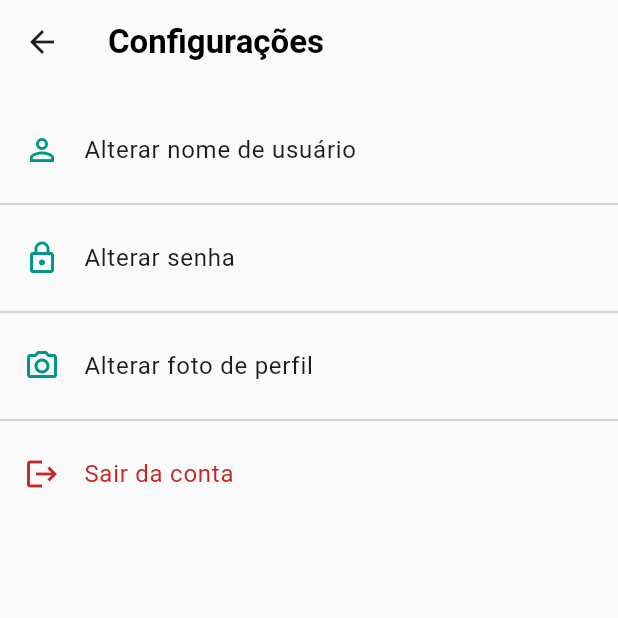
After one commit to nicolemartinsx/book-tracker, a Flutter app: the HomePage screen opened directly, item 4 of the bottom bar chosen, after a tap on the "settings" icon, on a phone screen of 412 x 824 dp, the top half of it. The commit adds this screen. Run offline on Flutter 3.47's test engine with Material 3 defaults, Android fonts, the light colour scheme and no system bars; our stand-ins replace cloud_firestore, firebase_auth, firebase_core, google_fonts, smooth_star_rating_null_safety; accounts and stored records are empty; network calls fail.

Commit message:
feat: profile and settings page (#1)

```diff
--- a/lib/app_bar.dart
+++ b/lib/app_bar.dart
@@ -2,26 +2,19 @@
 import 'package:flutter/material.dart';
 import 'package:google_fonts/google_fonts.dart';
 
-PreferredSizeWidget buildCustomAppBar(String title, [Function()? logout]) {
+PreferredSizeWidget buildCustomAppBar(String title) {
   return AppBar(
     centerTitle: true,
+    backgroundColor: Colors.grey[50],
     title: Row(
       mainAxisSize: MainAxisSize.min,
-      children: [
-        Icon(Icons.menu_book_sharp, color: Colors.black87, size: 30),
-        Text(' Book Tracker'),
-      ],
+      children: [Text('Book Tracker')],
     ),
     titleTextStyle: TextStyle(
       fontFamily: GoogleFonts.crimsonPro().fontFamily,
-      fontSize: 30,
+      fontSize: 32,
       fontWeight: FontWeight.bold,
       color: Colors.black87,
     ),
-
-    actions: [
-      if (logout != null)
-        IconButton(onPressed: logout, icon: Icon(Icons.output_outlined)),
-    ],
   );
 }
--- a/lib/pages/home_page.dart
+++ b/lib/pages/home_page.dart
@@ -1,11 +1,11 @@
 import 'package:book_tracker/app_bar.dart';
 import 'package:book_tracker/pages/estante_page.dart';
 import 'package:book_tracker/pages/feed_page.dart';
-import 'package:book_tracker/pages/login_page.dart';
+
 import 'package:book_tracker/pages/pesquisa_page.dart';
-import 'package:book_tracker/services/auth_service.dart';
+import 'package:book_tracker/pages/profile_page.dart';
+
 import 'package:flutter/material.dart';
-import 'package:provider/provider.dart';
 
 class HomePage extends StatefulWidget {
   const HomePage({super.key});
@@ -30,29 +30,20 @@ class _HomePageState extends State<HomePage> {
     });
   }
 
-  logout() async {
-    await context.read<AuthService>().logout();
-    Navigator.of(context).pushAndRemoveUntil(
-      MaterialPageRoute(builder: (context) => LoginPage()),
-      (Route<dynamic> route) => false,
-    );
-  }
-
   @override
   Widget build(BuildContext context) {
     return Scaffold(
-      appBar: buildCustomAppBar('Book Tracker', logout),
+      appBar: buildCustomAppBar('Book Tracker'),
       body: Container(
         color: Colors.grey[100],
         child: PageView(
           controller: pc,
           onPageChanged: setPaginaAtual,
-          children: [FeedPage(), SearchPage(), BookshelfPage()],
+          children: [FeedPage(), SearchPage(), BookshelfPage(), ProfilePage()],
         ),
       ),
 
       bottomNavigationBar: BottomNavigationBar(
-        backgroundColor: Colors.white,
         selectedItemColor: Colors.teal,
         unselectedItemColor: Colors.blueGrey[500],
         currentIndex: paginaAtual,
@@ -60,6 +51,11 @@ class _HomePageState extends State<HomePage> {
           BottomNavigationBarItem(icon: Icon(Icons.list), label: 'Feed'),
           BottomNavigationBarItem(icon: Icon(Icons.search), label: 'Pesquisa'),
           BottomNavigationBarItem(icon: Icon(Icons.shelves), label: 'Estante'),
+          BottomNavigationBarItem(
+            icon: Icon(Icons.person),
+            label: 'Perfil',
+            backgroundColor: Colors.grey[50],
+          ),
         ],
         onTap: (pagina) {
           pc.animateToPage(
--- /dev/null
+++ b/lib/pages/profile_page.dart
@@ -0,0 +1,84 @@
+import 'package:book_tracker/pages/settings_page.dart';
+
+import 'package:flutter/material.dart';
+
+class ProfilePage extends StatefulWidget {
+  const ProfilePage({super.key});
+
+  @override
+  State<ProfilePage> createState() => _ProfilePageState();
+}
+
+class _ProfilePageState extends State<ProfilePage> {
+  @override
+  Widget build(BuildContext context) {
+    return DefaultTabController(
+      length: 2,
+      child: Scaffold(
+        backgroundColor: Colors.grey[50],
+
+        body: Column(
+          crossAxisAlignment: CrossAxisAlignment.start,
+          children: [
+            Padding(
+              padding: const EdgeInsets.fromLTRB(25, 20, 25, 20),
+              child: Row(
+                children: [
+                  CircleAvatar(
+                    backgroundColor: Colors.teal,
+                    radius: 35,
+                    backgroundImage: NetworkImage(
+                      'https://cdn-icons-png.flaticon.com/512/847/847969.png',
+                    ),
+                  ),
+                  SizedBox(width: 20),
+                  Text(
+                    'nomedousuario',
+                    style: TextStyle(fontSize: 20, fontWeight: FontWeight.bold),
+                  ),
+                  SizedBox(width: 55),
+                  IconButton(
+                    onPressed: () {
+                      Navigator.of(context).push(
+                        MaterialPageRoute(builder: (context) => SettingsPage()),
+                      );
+                    },
+                    icon: Icon(Icons.settings, size: 30, color: Colors.teal),
+                  ),
+                ],
+              ),
+            ),
+
+            TabBar(
+              indicatorColor: Colors.teal,
+              labelColor: Colors.teal,
+              unselectedLabelColor: Colors.black54,
+              labelStyle: TextStyle(fontSize: 16, fontWeight: FontWeight.w600),
+              tabs: [Tab(text: 'Favoritos'), Tab(text: 'Resenhas')],
+            ),
+
+            Expanded(
+              child: TabBarView(
+                children: [
+                  Center(
+                    child: Text(
+                      'Seus livros favoritos aparecerão aqui',
+                      style: TextStyle(fontSize: 16),
+                    ),
+                  ),
+
+                  Center(
+                    child: Text(
+                      'Suas resenhas aparecerão aqui',
+                      style: TextStyle(fontSize: 16),
+                    ),
+                  ),
+                ],
+              ),
+            ),
+          ],
+        ),
+      ),
+    );
+  }
+}
--- /dev/null
+++ b/lib/pages/settings_page.dart
@@ -0,0 +1,103 @@
+import 'package:book_tracker/pages/login_page.dart';
+import 'package:book_tracker/services/auth_service.dart';
+import 'package:flutter/material.dart';
+import 'package:provider/provider.dart';
+
+class SettingsPage extends StatefulWidget {
+  const SettingsPage({super.key});
+
+  @override
+  State<SettingsPage> createState() => _SettingsPageState();
+}
+
+class _SettingsPageState extends State<SettingsPage> {
+  @override
+  Widget build(BuildContext context) {
+    return Scaffold(
+      backgroundColor: Colors.grey[50],
+      appBar: AppBar(
+        backgroundColor: Colors.grey[50],
+        title: Text(
+          'Configurações',
+          style: TextStyle(
+            color: Colors.black,
+            fontWeight: FontWeight.bold,
+            fontSize: 22,
+          ),
+        ),
+      ),
+      body: ListView(
+        children: [
+          SizedBox(height: 16),
+          ListTile(
+            leading: Icon(Icons.person_outline, color: Colors.teal),
+            title: Text('Alterar nome de usuário'),
+            onTap: () {},
+          ),
+          Divider(),
+          ListTile(
+            leading: Icon(Icons.lock_outline, color: Colors.teal),
+            title: Text('Alterar senha'),
+            onTap: () {},
+          ),
+          Divider(),
+          ListTile(
+            leading: Icon(Icons.photo_camera_outlined, color: Colors.teal),
+            title: Text('Alterar foto de perfil'),
+            onTap: () {},
+          ),
+          Divider(),
+          ListTile(
+            leading: Icon(Icons.logout, color: Colors.red[800]),
+            title: Text(
+              'Sair da conta',
+              style: TextStyle(color: Colors.red[800]),
+            ),
+            onTap: () {
+              showDialog(
+                context: context,
+                builder:
+                    (context) => AlertDialog(
+                      title: Text(
+                        'Deseja sair da conta?',
+                        style: TextStyle(fontSize: 18),
+                      ),
+                      actions: [
+                        TextButton(
+                          onPressed: () => Navigator.pop(context),
+                          child: Text(
+                            'Cancelar',
+                            style: TextStyle(
+                              color: Colors.black54,
+                              fontSize: 18,
+                            ),
+                          ),
+                        ),
+                        TextButton(
+                          onPressed: () async {
+                            await context.read<AuthService>().logout();
+                            Navigator.of(context).pushAndRemoveUntil(
+                              MaterialPageRoute(
+                                builder: (context) => LoginPage(),
+                              ),
+                              (Route<dynamic> route) => false,
+                            );
+                          },
+                          child: Text(
+                            'Sair',
+                            style: TextStyle(
+                              color: Colors.red[800],
+                              fontSize: 18,
+                            ),
+                          ),
+                        ),
+                      ],
+                    ),
+              );
+            },
+          ),
+        ],
+      ),
+    );
+  }
+}
```
